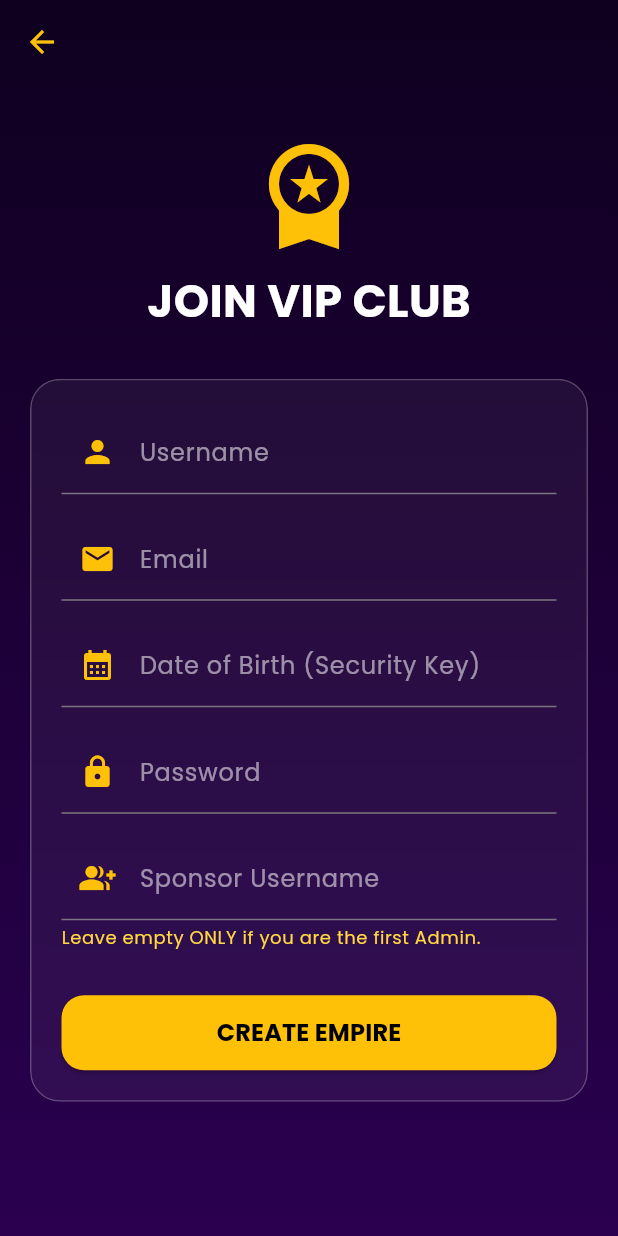
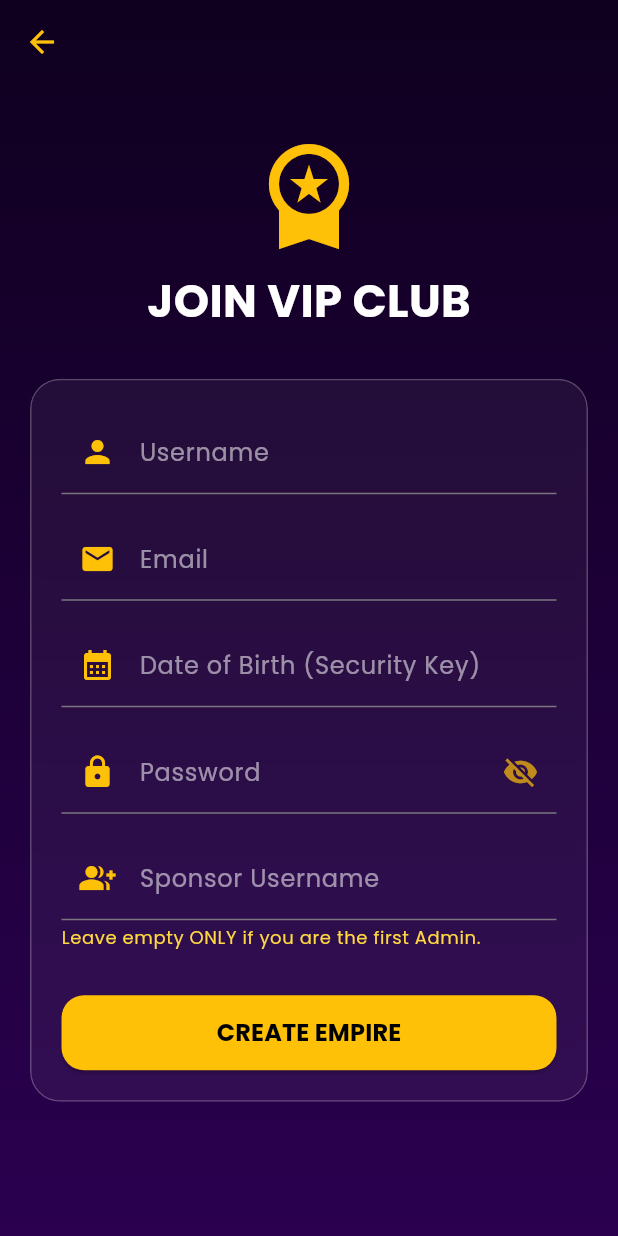
Before and after one commit to ggcwin/jp_app, a Flutter app: the screen it shows after launch, after a tap on "Request VIP Access", on a phone screen of 412 x 824 dp. Run offline on Flutter 3.47's test engine with Material 3 defaults, Android fonts, the phone set to English and light mode, and no system bars; our stand-ins replace google_fonts, lottie, qr_flutter, shared_preferences; network calls fail.

```diff
--- a/lib/screens/login_screen.dart
+++ b/lib/screens/login_screen.dart
@@ -5,7 +5,7 @@ import 'package:shared_preferences/shared_preferences.dart';
 import '../services/auth_service.dart';
 import 'dashboard_screen.dart';
 import 'register_screen.dart';
-import 'forgot_password_screen.dart'; // ✨ NAYA IMPORT
+import 'forgot_password_screen.dart';
 
 class LoginScreen extends StatefulWidget {
   const LoginScreen({super.key});
@@ -19,6 +19,7 @@ class _LoginScreenState extends State<LoginScreen>
   final _usernameController = TextEditingController();
   final _passwordController = TextEditingController();
   bool _isLoading = false;
+  bool _isPasswordVisible = false; // ✨ EYE ICON STATE VARIABLE
 
   late AnimationController _pulseController;
   late Animation<double> _pulseAnimation;
@@ -147,7 +148,7 @@ class _LoginScreenState extends State<LoginScreen>
             child: Opacity(
               opacity: 0.8,
               child: Lottie.network(
-                'https://assets8.lottiefiles.com/packages/lf20_p8bfn5to.json', // Abstract Luxury Gold Dust
+                'https://assets8.lottiefiles.com/packages/lf20_p8bfn5to.json',
                 fit: BoxFit.cover,
                 errorBuilder: (context, error, stackTrace) => const SizedBox(),
               ),
@@ -284,9 +285,11 @@ class _LoginScreenState extends State<LoginScreen>
                               ),
                             ),
                             const SizedBox(height: 20),
+
+                            // ✨ UPDATED PASSWORD FIELD (WITH EYE ICON)
                             TextField(
                               controller: _passwordController,
-                              obscureText: true,
+                              obscureText: !_isPasswordVisible, // Toggle logic
                               style: const TextStyle(
                                 color: Colors.white,
                                 fontWeight: FontWeight.bold,
@@ -306,6 +309,19 @@ class _LoginScreenState extends State<LoginScreen>
                                 prefixIcon: const Icon(
                                   Icons.vpn_key_outlined,
                                   color: Colors.amberAccent,
+                                ),
+                                suffixIcon: IconButton(
+                                  icon: Icon(
+                                    _isPasswordVisible
+                                        ? Icons.visibility
+                                        : Icons.visibility_off,
+                                    color: Colors.amberAccent.withOpacity(0.7),
+                                  ),
+                                  onPressed: () {
+                                    setState(() {
+                                      _isPasswordVisible = !_isPasswordVisible;
+                                    });
+                                  },
                                 ),
                               ),
                             ),
@@ -364,7 +380,6 @@ class _LoginScreenState extends State<LoginScreen>
                   ),
                   const SizedBox(height: 30),
 
-                  // ✨ NAYA FORGOT PASSWORD BUTTON
                   TextButton(
                     onPressed: () => Navigator.push(
                       context,
--- a/lib/screens/register_screen.dart
+++ b/lib/screens/register_screen.dart
@@ -14,10 +14,12 @@ class _RegisterScreenState extends State<RegisterScreen> {
   final _emailController = TextEditingController();
   final _passwordController = TextEditingController();
   final _sponsorController = TextEditingController();
-  final _dobController = TextEditingController(); // ✨ NAYA: DOB Controller
+  final _dobController = TextEditingController();
+
   bool _isLoading = false;
+  bool _isPasswordVisible = false; // ✨ EYE ICON STATE VARIABLE
 
-  // ✨ NAYA: Calendar se Date select karne ka function
+  // ✨ Calendar se Date select karne ka function
   Future<void> _selectDate(BuildContext context) async {
     final DateTime? picked = await showDatePicker(
       context: context,
@@ -66,7 +68,7 @@ class _RegisterScreenState extends State<RegisterScreen> {
       username: _usernameController.text,
       email: _emailController.text,
       password: _passwordController.text,
-      dob: _dobController.text, // ✨ NAYA: Backend ko DOB bheji ja rahi hai
+      dob: _dobController.text,
       sponsorUsername: _sponsorController.text,
     );
 
@@ -179,12 +181,11 @@ class _RegisterScreenState extends State<RegisterScreen> {
                             ),
                             const SizedBox(height: 15),
 
-                            // ✨ NAYA: Date of Birth Field
+                            // ✨ Date of Birth Field
                             TextField(
                               controller: _dobController,
-                              readOnly: true, // Keyboard open na ho
-                              onTap: () =>
-                                  _selectDate(context), // Calendar open ho
+                              readOnly: true,
+                              onTap: () => _selectDate(context),
                               style: const TextStyle(color: Colors.white),
                               decoration: const InputDecoration(
                                 labelText: 'Date of Birth (Security Key)',
@@ -197,20 +198,37 @@ class _RegisterScreenState extends State<RegisterScreen> {
                             ),
                             const SizedBox(height: 15),
 
+                            // ✨ UPDATED PASSWORD FIELD (WITH EYE ICON)
                             TextField(
                               controller: _passwordController,
-                              obscureText: true,
+                              obscureText: !_isPasswordVisible, // Toggle Logic
                               style: const TextStyle(color: Colors.white),
-                              decoration: const InputDecoration(
+                              decoration: InputDecoration(
                                 labelText: 'Password',
-                                labelStyle: TextStyle(color: Colors.white54),
-                                prefixIcon: Icon(
+                                labelStyle: const TextStyle(
+                                  color: Colors.white54,
+                                ),
+                                prefixIcon: const Icon(
                                   Icons.lock,
                                   color: Colors.amber,
+                                ),
+                                suffixIcon: IconButton(
+                                  icon: Icon(
+                                    _isPasswordVisible
+                                        ? Icons.visibility
+                                        : Icons.visibility_off,
+                                    color: Colors.amber.withOpacity(0.7),
+                                  ),
+                                  onPressed: () {
+                                    setState(() {
+                                      _isPasswordVisible = !_isPasswordVisible;
+                                    });
+                                  },
                                 ),
                               ),
                             ),
                             const SizedBox(height: 15),
+
                             TextField(
                               controller: _sponsorController,
                               style: const TextStyle(color: Colors.white),
```
Also changed, not shown: lib/screens/dashboard_screen.dart (+14 -2 lines), lib/screens/profile_screen.dart (added, +267 -0 lines), lib/services/auth_service.dart (+28 -6 lines).
